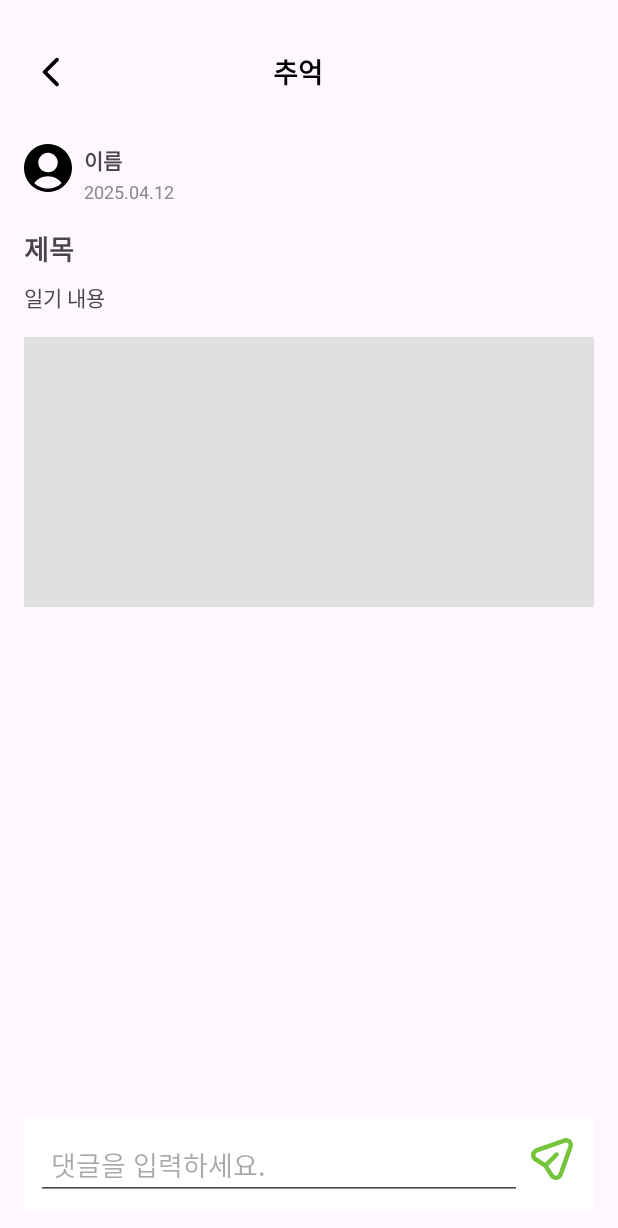
After one commit to goorm4-A/WooriGa-FE, an Android app: the fragment DiaryDetailFragment shown on its own in the app's theme, on a phone screen of 412 x 824 dp. The commit adds this screen. Shown: the top 1228 px of the screen. Run offline under Robolectric (Android 15) with nearby library versions, the phone set to English and light mode, and no system bars; our stand-ins replace FlexboxLayout.

Commit message:
[FEAT] 가족 일기 상세 화면 레이아웃 구현

```diff
--- a/app/build.gradle.kts
+++ b/app/build.gradle.kts
@@ -54,5 +54,6 @@ dependencies {
     implementation("com.google.android.material:material:1.12.0")
     implementation("androidx.fragment:fragment-ktx:1.8.7")
     implementation("com.github.bumptech.glide:glide:4.16.0")
+    implementation("com.google.android.flexbox:flexbox:3.0.0")
 
 }
--- /dev/null
+++ b/app/src/main/java/com/example/wooriga/DiaryDetailFragment.kt
@@ -0,0 +1,59 @@
+package com.example.wooriga
+
+import android.os.Bundle
+import androidx.fragment.app.Fragment
+import android.view.LayoutInflater
+import android.view.View
+import android.view.ViewGroup
+
+// TODO: Rename parameter arguments, choose names that match
+// the fragment initialization parameters, e.g. ARG_ITEM_NUMBER
+private const val ARG_PARAM1 = "param1"
+private const val ARG_PARAM2 = "param2"
+
+/**
+ * A simple [Fragment] subclass.
+ * Use the [DiaryDetailFragment.newInstance] factory method to
+ * create an instance of this fragment.
+ */
+class DiaryDetailFragment : Fragment() {
+    // TODO: Rename and change types of parameters
+    private var param1: String? = null
+    private var param2: String? = null
+
+    override fun onCreate(savedInstanceState: Bundle?) {
+        super.onCreate(savedInstanceState)
+        arguments?.let {
+            param1 = it.getString(ARG_PARAM1)
+            param2 = it.getString(ARG_PARAM2)
+        }
+    }
+
+    override fun onCreateView(
+        inflater: LayoutInflater, container: ViewGroup?,
+        savedInstanceState: Bundle?
+    ): View? {
+        // Inflate the layout for this fragment
+        return inflater.inflate(R.layout.fragment_diary_detail, container, false)
+    }
+
+    companion object {
+        /**
+         * Use this factory method to create a new instance of
+         * this fragment using the provided parameters.
+         *
+         * @param param1 Parameter 1.
+         * @param param2 Parameter 2.
+         * @return A new instance of fragment DiaryDetailFragment.
+         */
+        // TODO: Rename and change types and number of parameters
+        @JvmStatic
+        fun newInstance(param1: String, param2: String) =
+            DiaryDetailFragment().apply {
+                arguments = Bundle().apply {
+                    putString(ARG_PARAM1, param1)
+                    putString(ARG_PARAM2, param2)
+                }
+            }
+    }
+}
--- /dev/null
+++ b/app/src/main/res/drawable/ic_arrow_back.xml
@@ -0,0 +1,9 @@
+<vector xmlns:android="http://schemas.android.com/apk/res/android"
+    android:width="24dp"
+    android:height="24dp"
+    android:viewportWidth="24"
+    android:viewportHeight="24">
+  <path
+      android:pathData="M16.88,2.88C16.764,2.764 16.626,2.671 16.474,2.608C16.322,2.545 16.159,2.513 15.995,2.513C15.83,2.513 15.668,2.545 15.516,2.608C15.364,2.671 15.226,2.764 15.11,2.88L6.7,11.29C6.607,11.382 6.534,11.492 6.483,11.613C6.433,11.734 6.407,11.864 6.407,11.995C6.407,12.126 6.433,12.256 6.483,12.377C6.534,12.498 6.607,12.607 6.7,12.7L15.11,21.11C15.6,21.6 16.39,21.6 16.88,21.11C17.37,20.62 17.37,19.83 16.88,19.34L9.54,12L16.89,4.65C17.37,4.16 17.37,3.37 16.88,2.88Z"
+      android:fillColor="#000000"/>
+</vector>
--- /dev/null
+++ b/app/src/main/res/drawable/ic_send.xml
@@ -0,0 +1,10 @@
+<vector xmlns:android="http://schemas.android.com/apk/res/android"
+    android:width="32dp"
+    android:height="32dp"
+    android:viewportWidth="32"
+    android:viewportHeight="32">
+  <path
+      android:pathData="M14.58,27.808L10.5,21.5L4.192,17.42C3.439,16.934 2.837,16.246 2.455,15.435C2.072,14.624 1.925,13.722 2.029,12.831C2.133,11.941 2.484,11.097 3.043,10.396C3.603,9.695 4.347,9.164 5.192,8.864L23.738,2.272C24.574,1.976 25.476,1.922 26.341,2.117C27.206,2.312 27.998,2.749 28.625,3.376C29.252,4.003 29.689,4.794 29.884,5.659C30.08,6.524 30.026,7.427 29.73,8.262L26.9,7.26C27.008,6.959 27.029,6.633 26.959,6.32C26.889,6.008 26.732,5.721 26.505,5.495C26.279,5.268 25.993,5.111 25.68,5.041C25.367,4.971 25.041,4.992 24.74,5.1L6.2,11.692C5.883,11.804 5.603,12.003 5.393,12.265C5.183,12.528 5.051,12.844 5.011,13.178C4.972,13.512 5.027,13.85 5.17,14.155C5.312,14.459 5.538,14.717 5.82,14.9L11.38,18.498L17.938,11.938C18.076,11.795 18.242,11.681 18.425,11.602C18.608,11.524 18.805,11.483 19.004,11.481C19.203,11.479 19.401,11.517 19.585,11.593C19.769,11.668 19.937,11.78 20.078,11.921C20.218,12.062 20.33,12.229 20.405,12.414C20.48,12.598 20.518,12.795 20.516,12.995C20.515,13.194 20.473,13.391 20.394,13.574C20.316,13.757 20.201,13.922 20.058,14.06L13.5,20.62L17.098,26.178C17.281,26.461 17.539,26.686 17.843,26.829C18.147,26.973 18.485,27.028 18.819,26.989C19.153,26.949 19.469,26.818 19.732,26.608C19.995,26.398 20.194,26.119 20.306,25.802L26.9,7.258L29.726,8.262L23.134,26.808C22.834,27.653 22.304,28.397 21.603,28.955C20.902,29.514 20.058,29.865 19.168,29.97C18.278,30.074 17.376,29.926 16.565,29.544C15.754,29.163 15.067,28.561 14.58,27.808Z"
+      android:fillColor="#74C43C"
+      android:fillType="evenOdd"/>
+</vector>
--- /dev/null
+++ b/app/src/main/res/layout/fragment_diary_detail.xml
@@ -0,0 +1,153 @@
+<?xml version="1.0" encoding="utf-8"?>
+<androidx.constraintlayout.widget.ConstraintLayout
+    xmlns:android="http://schemas.android.com/apk/res/android"
+    xmlns:app="http://schemas.android.com/apk/res-auto"
+    android:layout_width="match_parent"
+    android:layout_height="match_parent"
+    android:padding="16dp">
+
+    <!-- 툴바 포함 -->
+    <include
+        android:id="@+id/toolbarDairyDetail"
+        layout="@layout/toolbar_diary_detail"
+        app:layout_constraintTop_toTopOf="parent"
+        app:layout_constraintStart_toStartOf="parent"
+        app:layout_constraintEnd_toEndOf="parent" />
+
+    <!-- 사용자 프로필 사진 -->
+    <ImageView
+        android:id="@+id/iv_profile"
+        android:layout_width="32dp"
+        android:layout_height="32dp"
+        android:scaleType="centerCrop"
+        android:src="@drawable/ic_user_circle"
+        android:contentDescription="사용자 사진"
+        app:layout_constraintTop_toBottomOf="@id/toolbarDairyDetail"
+        app:layout_constraintStart_toStartOf="parent"
+        android:layout_marginTop="16dp"/>
+
+    <!-- 사용자 이름 -->
+    <TextView
+        android:id="@+id/tv_user"
+        android:layout_width="wrap_content"
+        android:layout_height="wrap_content"
+        android:text="이름"
+        android:textStyle="bold"
+        android:textSize="14sp"
+        app:layout_constraintTop_toTopOf="@id/iv_profile"
+        app:layout_constraintStart_toEndOf="@id/iv_profile"
+        android:layout_marginStart="8dp"/>
+
+    <!-- 작성일 -->
+    <TextView
+        android:id="@+id/tv_date"
+        android:layout_width="wrap_content"
+        android:layout_height="wrap_content"
+        android:text="2025.04.12"
+        android:textColor="#888888"
+        android:textSize="12sp"
+        app:layout_constraintTop_toBottomOf="@id/tv_user"
+        app:layout_constraintStart_toStartOf="@id/tv_user"
+        android:layout_marginTop="2dp"/>
+
+    <!-- 일기 제목 -->
+    <TextView
+        android:id="@+id/tv_title"
+        android:layout_width="wrap_content"
+        android:layout_height="wrap_content"
+        android:text="제목"
+        android:textStyle="bold"
+        android:textSize="18sp"
+        app:layout_constraintTop_toBottomOf="@id/tv_date"
+        app:layout_constraintStart_toStartOf="parent"
+        android:layout_marginTop="16dp"/>
+
+    <!-- 일기 본문 -->
+    <TextView
+        android:id="@+id/tv_content"
+        android:layout_width="0dp"
+        android:layout_height="wrap_content"
+        android:text="일기 내용"
+        android:textSize="14sp"
+        app:layout_constraintTop_toBottomOf="@id/tv_title"
+        app:layout_constraintStart_toStartOf="parent"
+        app:layout_constraintEnd_toEndOf="parent"
+        android:layout_marginTop="8dp"/>
+
+    <!-- 사진 -->
+    <ImageView
+        android:id="@+id/iv_photo"
+        android:layout_width="0dp"
+        android:layout_height="180dp"
+        android:scaleType="centerCrop"
+        android:background="#E0E0E0"
+        app:layout_constraintTop_toBottomOf="@id/tv_content"
+        app:layout_constraintStart_toStartOf="parent"
+        app:layout_constraintEnd_toEndOf="parent"
+        android:layout_marginTop="16dp" />
+
+    <!-- 태그들 -->
+    <com.google.android.flexbox.FlexboxLayout
+        android:id="@+id/containerTag"
+        android:layout_width="match_parent"
+        android:layout_height="wrap_content"
+        app:layout_constraintTop_toBottomOf="@id/iv_photo"
+        app:layout_constraintStart_toStartOf="parent"
+        app:layout_constraintEnd_toEndOf="parent"
+        android:layout_marginTop="12dp"
+        android:justifyContent="flex_start"
+        android:flexWrap="wrap"/>
+
+    <!-- 멘션 -->
+    <com.google.android.flexbox.FlexboxLayout
+        android:id="@+id/containerMention"
+        android:layout_width="match_parent"
+        android:layout_height="wrap_content"
+        app:layout_constraintTop_toBottomOf="@id/containerTag"
+        app:layout_constraintStart_toStartOf="parent"
+        android:layout_marginTop="8dp"
+        android:justifyContent="flex_start"
+        android:flexWrap="wrap"/>
+
+    <!-- 댓글 목록 RecyclerView -->
+    <androidx.recyclerview.widget.RecyclerView
+        android:id="@+id/recyclerComments"
+        android:layout_width="0dp"
+        android:layout_height="0dp"
+        app:layout_constraintTop_toBottomOf="@id/containerMention"
+        app:layout_constraintBottom_toTopOf="@id/containerCommentInput"
+        app:layout_constraintStart_toStartOf="parent"
+        app:layout_constraintEnd_toEndOf="parent" />
+
+    <!-- 댓글 입력창을 포함한 하단 고정 바 -->
+    <LinearLayout
+        android:id="@+id/containerCommentInput"
+        android:layout_width="match_parent"
+        android:layout_height="wrap_content"
+        android:orientation="horizontal"
+        android:padding="8dp"
+        android:background="#FFFFFF"
+        app:layout_constraintBottom_toBottomOf="parent"
+        app:layout_constraintStart_toStartOf="parent"
+        app:layout_constraintEnd_toEndOf="parent">
+
+        <EditText
+            android:id="@+id/et_comment"
+            android:layout_width="0dp"
+            android:layout_height="wrap_content"
+            android:layout_weight="1"
+            android:hint="댓글을 입력하세요."
+            android:padding="10dp"
+            android:maxLines="3"
+            android:inputType="textMultiLine"/>
+
+        <ImageButton
+            android:id="@+id/btn_send"
+            android:layout_width="40dp"
+            android:layout_height="40dp"
+            android:background="?attr/selectableItemBackgroundBorderless"
+            android:src="@drawable/ic_send"
+            android:contentDescription="댓글 전송" />
+    </LinearLayout>
+
+</androidx.constraintlayout.widget.ConstraintLayout>
--- a/app/src/main/res/layout/fragment_family_diary.xml
+++ b/app/src/main/res/layout/fragment_family_diary.xml
@@ -9,7 +9,7 @@
 
     <!-- 툴바 -->
     <include
-        android:id="@+id/toolbar"
+        android:id="@+id/toolbarDiary"
         layout="@layout/toolbar_diary"
         android:layout_width="0dp"
         android:layout_height="?attr/actionBarSize"
@@ -25,14 +25,14 @@
         android:text="송이님의 추억들을\n관리해보세요!"
         android:textSize="20sp"
         android:textColor="#000000"
-        app:layout_constraintTop_toBottomOf="@id/toolbar"
+        app:layout_constraintTop_toBottomOf="@id/toolbarDiary"
         app:layout_constraintStart_toStartOf="parent"
         android:layout_marginTop="16dp"
         android:layout_marginStart="16dp" />
 
     <!-- 다이어리 목록 -->
     <androidx.recyclerview.widget.RecyclerView
-        android:id="@+id/recycler_diary"
+        android:id="@+id/recyclerDiary"
         android:layout_width="0dp"
         android:layout_height="0dp"
         android:clipToPadding="false"
@@ -51,7 +51,7 @@
         android:id="@+id/addFamilyHistoryButton"
         android:layout_width="wrap_content"
         android:layout_height="wrap_content"
-        android:contentDescription="가족사 추가 버튼"
+        android:contentDescription="가족일기 추가 버튼"
         android:src="@drawable/ic_add"
         app:layout_constraintBottom_toBottomOf="parent"
         app:layout_constraintEnd_toEndOf="parent"
--- /dev/null
+++ b/app/src/main/res/layout/toolbar_diary_detail.xml
@@ -0,0 +1,32 @@
+<?xml version="1.0" encoding="utf-8"?>
+<LinearLayout
+    xmlns:android="http://schemas.android.com/apk/res/android"
+    android:layout_width="match_parent"
+    android:layout_height="?attr/actionBarSize"
+    android:orientation="horizontal"
+    android:gravity="center_vertical"
+    android:paddingEnd="16dp"
+    android:elevation="4dp">
+
+    <!-- 뒤로가기 버튼 -->
+    <ImageButton
+        android:id="@+id/btn_back"
+        android:layout_width="36dp"
+        android:layout_height="36dp"
+        android:padding="0dp"
+        android:background="?attr/selectableItemBackgroundBorderless"
+        android:src="@drawable/ic_arrow_back"
+        android:contentDescription="뒤로가기" />
+
+    <!-- 제목 -->
+    <TextView
+        android:id="@+id/tv_toolbar_title"
+        android:layout_width="wrap_content"
+        android:layout_height="wrap_content"
+        android:layout_marginStart="130dp"
+        android:text="추억"
+        android:textSize="18sp"
+        android:textStyle="bold"
+        android:textColor="#000000" />
+
+</LinearLayout>
```
